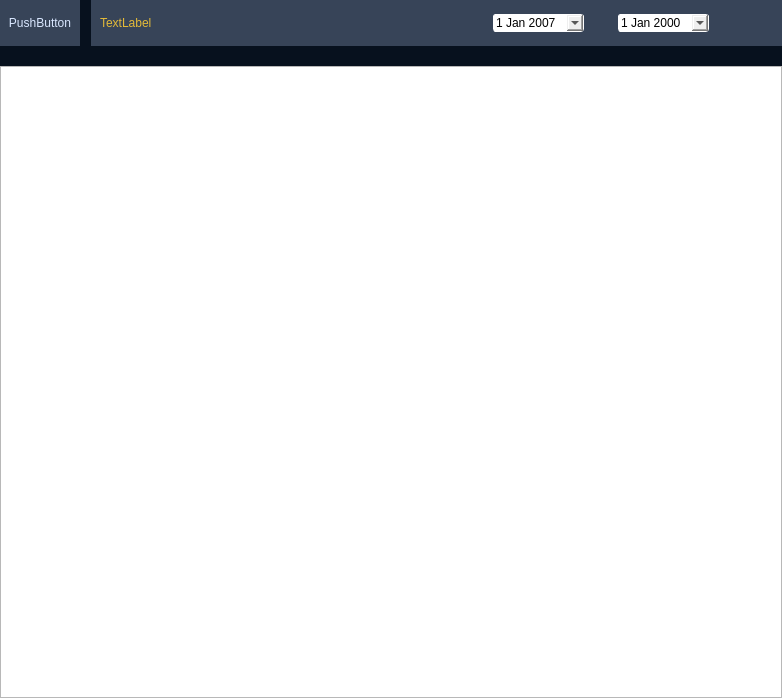
Above: errorinfo/widgeterror.ui from LongyuHe1990/AgvMonitor before the change. Below: the same form after it.
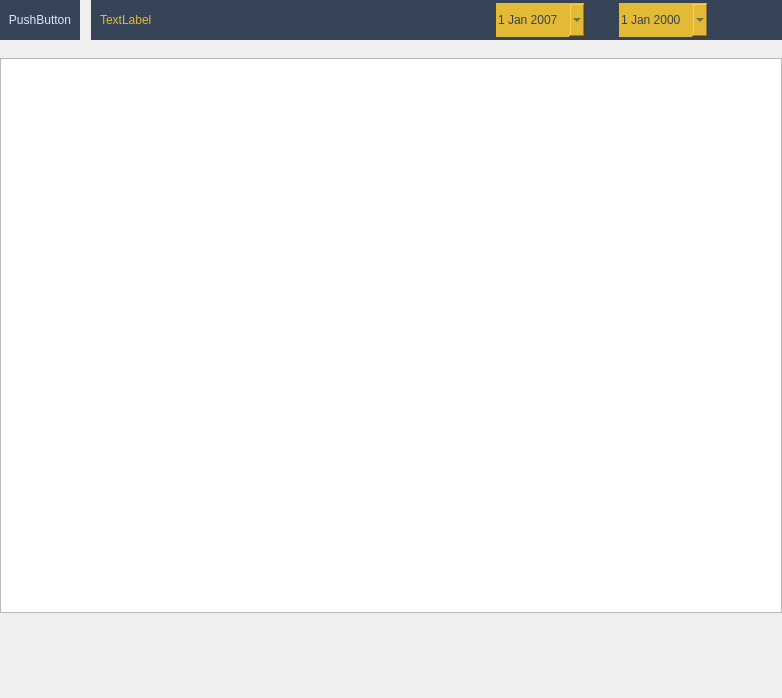
That is the form after the change. Icons and pictures are not drawn.

The edit to the form file:
```diff
--- a/errorinfo/widgeterror.ui
+++ b/errorinfo/widgeterror.ui
@@ -32,10 +32,10 @@
    <item row="0" column="0">
     <widget class="QWidget" name="widget_4" native="true">
      <property name="styleSheet">
-      <string notr="true">#widget_4{background-color: rgb(7, 17, 30);}
+      <string notr="true">#widget_4{background-color: rgba(255, 255, 255, 0);}
 </string>
      </property>
-     <layout class="QVBoxLayout" name="verticalLayout" stretch="36,16,496">
+     <layout class="QVBoxLayout" name="verticalLayout" stretch="36,16,496,24,32,20">
       <property name="spacing">
        <number>0</number>
       </property>
@@ -122,13 +122,13 @@
              <number>9</number>
             </property>
             <property name="topMargin">
-             <number>0</number>
+             <number>3</number>
             </property>
             <property name="rightMargin">
              <number>0</number>
             </property>
             <property name="bottomMargin">
-             <number>0</number>
+             <number>3</number>
             </property>
             <item>
              <widget class="QLabel" name="label">
@@ -157,31 +157,23 @@
             </item>
             <item>
              <widget class="QDateEdit" name="dateEdit">
+              <property name="sizePolicy">
+               <sizepolicy hsizetype="Preferred" vsizetype="Preferred">
+                <horstretch>0</horstretch>
+                <verstretch>0</verstretch>
+               </sizepolicy>
+              </property>
               <property name="styleSheet">
-               <string notr="true"> QDateEdit{border: 1px solid #FFFFFF;border-radius: 3px;}
-                    QDateEdit:hover{border: 1px solid #C0C4CC;}
-                    QDateEdit::drop-down{
-                    width: 15px;image: url(:/image/image/calendar.png);}
-                    QCalendarWidget QWidget#qt_calendar_navigationbar{
-                    background-color: qlineargradient(x1: 0, y1: 0, x2: 1, y2: 0,stop: 0 #313947, stop: 1 #34375E);}
-                    QCalendarWidget QToolButton{
-                    color: white;background-color: rgba(255, 255, 255, 0);}
-                    QCalendarWidget QToolButton#qt_calendar_prevmonth{
-                    qproperty-icon: url(:/image/image/calendar_pre_month.png);}
-                    QCalendarWidget QToolButton#qt_calendar_nextmonth{
-                    qproperty-icon: url(:/image/image/calendar_next_month.png);}
-                    QCalendarWidget QSpinBox::up-button{
-                    image: url(:/image/image/calendar_pre_year.png);
-                    background-color: rgba(255, 255, 255, 100);
-                    width:15px;}
-                    QCalendarWidget QSpinBox::up-button:hover{
-                    background-color: rgba(215, 218, 223, 100);}
-                    QCalendarWidget QSpinBox::down-button{
-                    image: url(:/image/image/calendar_next_year.png);
-                    background-color: rgba(255, 255, 255, 100);
-                    width:15px;}
-                    QCalendarWidget QSpinBox::down-button:hover{
-                    background-color: rgba(215, 218, 223, 100);}</string>
+               <string notr="true">QDateEdit{color: rgb(57, 64, 75);
+background-color: rgb(227, 186, 56);border:none;}
+QDateEdit:hover{color: rgb(57, 64, 75);
+background-color: rgb(227, 186, 56);}
+QDateEdit::drop-down{width: 15px;image:  url(:/image/home_all/chevron-states.png);background-color:rgb(227, 186, 56);}
+QCalendarWidget QWidget#qt_calendar_navigationbar{
+                    background-color: qlineargradient(x1: 0, y1: 0, x2: 1, y2: 0,stop: 0 #4f596b, stop: 1 #4f596b);}
+QCalendarWidget QToolButton{color:rgb(255, 226, 96);background-color: rgb(79, 89, 107);}
+QCalendarWidget QToolButton#qt_calendar_prevmonth{qproperty-icon: url(:/image/home_all/left_icon.png);}
+QCalendarWidget QToolButton#qt_calendar_nextmonth{qproperty-icon: url(:/image/home_all/right_icon.png);}</string>
               </property>
               <property name="dateTime">
                <datetime>
@@ -236,31 +228,24 @@
             </item>
             <item>
              <widget class="QDateEdit" name="dateEdit_2">
+              <property name="sizePolicy">
+               <sizepolicy hsizetype="Preferred" vsizetype="Preferred">
+                <horstretch>0</horstretch>
+                <verstretch>0</verstretch>
+               </sizepolicy>
+              </property>
               <property name="styleSheet">
-               <string notr="true">QDateEdit{border: 1px solid #FFFFFF;border-radius: 3px;}
-                    QDateEdit:hover{border: 1px solid #C0C4CC;}
-                    QDateEdit::drop-down{
-                    width: 15px;image: url(:/image/image/calendar.png);}
-                    QCalendarWidget QWidget#qt_calendar_navigationbar{
-                    background-color: qlineargradient(x1: 0, y1: 0, x2: 1, y2: 0,stop: 0 #313947, stop: 1 #34375E);}
-                    QCalendarWidget QToolButton{
-                    color: white;background-color: rgba(255, 255, 255, 0);}
-                    QCalendarWidget QToolButton#qt_calendar_prevmonth{
-                    qproperty-icon: url(:/image/image/calendar_pre_month.png);}
-                    QCalendarWidget QToolButton#qt_calendar_nextmonth{
-                    qproperty-icon: url(:/image/image/calendar_next_month.png);}
-                    QCalendarWidget QSpinBox::up-button{
-                    image: url(:/image/image/calendar_pre_year.png);
-                    background-color: rgba(255, 255, 255, 100);
-                    width:15px;}
-                    QCalendarWidget QSpinBox::up-button:hover{
-                    background-color: rgba(215, 218, 223, 100);}
-                    QCalendarWidget QSpinBox::down-button{
-                    image: url(:/image/image/calendar_next_year.png);
-                    background-color: rgba(255, 255, 255, 100);
-                    width:15px;}
-                    QCalendarWidget QSpinBox::down-button:hover{
-                    background-color: rgba(215, 218, 223, 100);}</string>
+               <string notr="true">QDateEdit{color: rgb(57, 64, 75);
+background-color: rgb(227, 186, 56);border:none;}
+QDateEdit:hover{color: rgb(57, 64, 75);
+background-color: rgb(227, 186, 56);}
+QDateEdit::drop-down{width: 15px;image:  url(:/image/home_all/chevron-states.png);background-color:rgb(227, 186, 56);}
+QCalendarWidget QWidget#qt_calendar_navigationbar{
+                    background-color: qlineargradient(x1: 0, y1: 0, x2: 1, y2: 0,stop: 0 #4f596b, stop: 1 #4f596b);}
+QCalendarWidget QToolButton{color:rgb(255, 226, 96);background-color: rgb(79, 89, 107);}
+QCalendarWidget QToolButton#qt_calendar_prevmonth{qproperty-icon: url(:/image/home_all/left_icon.png);}
+QCalendarWidget QToolButton#qt_calendar_nextmonth{qproperty-icon: url(:/image/home_all/right_icon.png);}
+</string>
               </property>
               <property name="calendarPopup">
                <bool>true</bool>
@@ -331,6 +316,39 @@
       <item>
        <widget class="QTableWidget" name="tableWidget"/>
       </item>
+      <item>
+       <spacer name="verticalSpacer_2">
+        <property name="orientation">
+         <enum>Qt::Vertical</enum>
+        </property>
+        <property name="sizeHint" stdset="0">
+         <size>
+          <width>20</width>
+          <height>40</height>
+         </size>
+        </property>
+       </spacer>
+      </item>
+      <item>
+       <layout class="QHBoxLayout" name="horizontalLayout_3">
+        <property name="topMargin">
+         <number>0</number>
+        </property>
+       </layout>
+      </item>
+      <item>
+       <spacer name="verticalSpacer_3">
+        <property name="orientation">
+         <enum>Qt::Vertical</enum>
+        </property>
+        <property name="sizeHint" stdset="0">
+         <size>
+          <width>20</width>
+          <height>40</height>
+         </size>
+        </property>
+       </spacer>
+      </item>
      </layout>
     </widget>
    </item>
```
